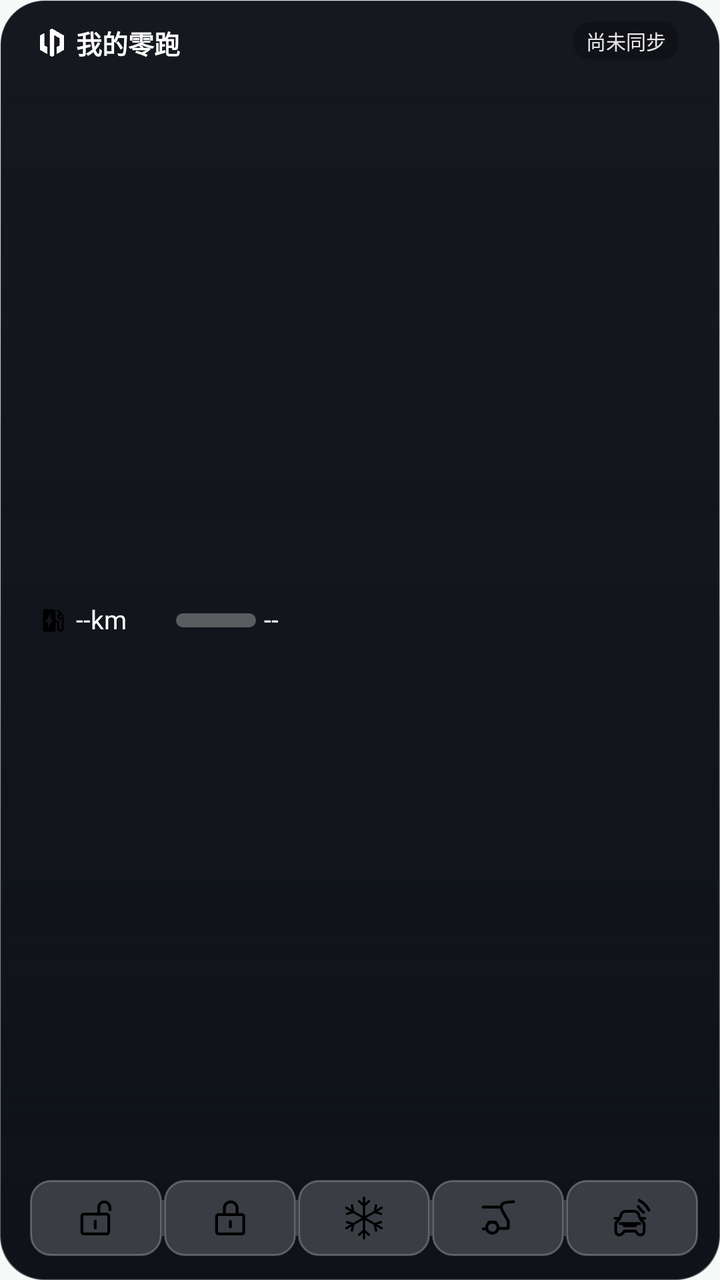
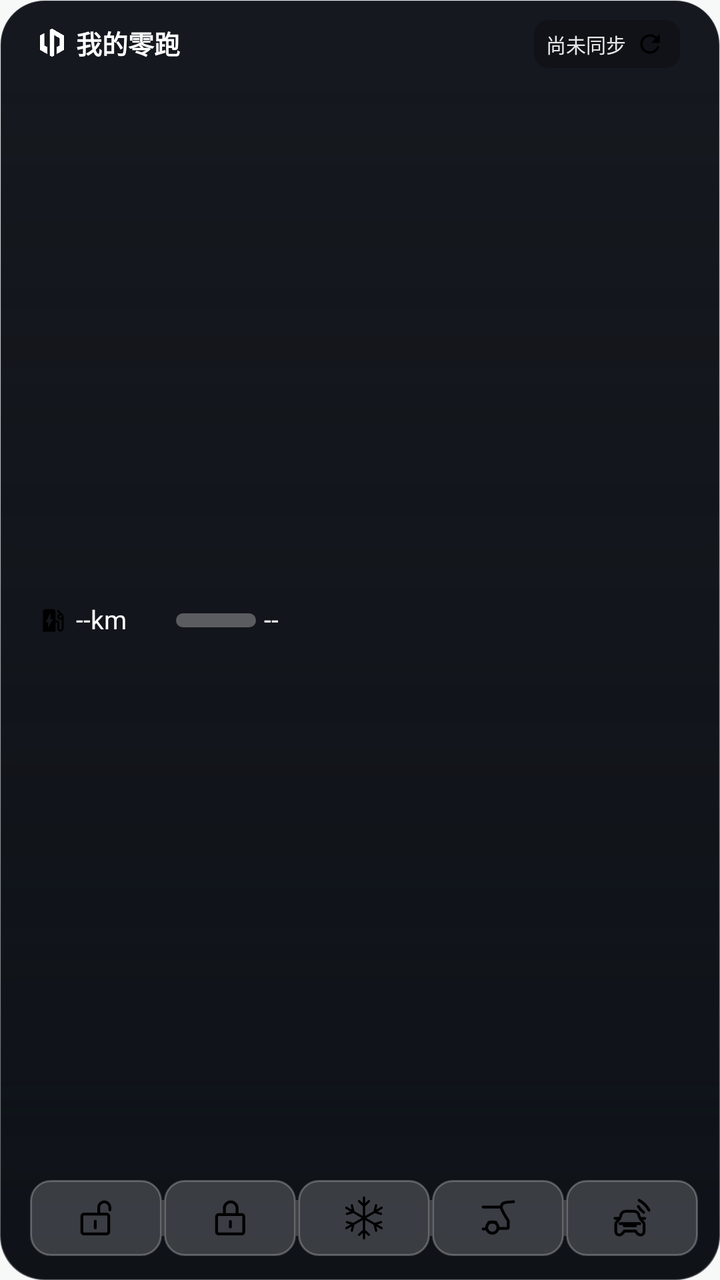

Compare the two renders of this Android layout. The source of the first and the diff that turns it into the second are given below.
<!-- AndroidManifest.xml: application theme Theme.LeapControl -->
<!-- res/layout/widget_d.xml -->
<?xml version="1.0" encoding="utf-8"?>
<FrameLayout xmlns:android="http://schemas.android.com/apk/res/android"
    android:id="@+id/wg_root"
    android:layout_width="match_parent"
    android:layout_height="match_parent"
    android:background="@drawable/widget_card_light"
    android:clipToOutline="true">

    <ImageView
        android:id="@+id/wg_bg"
        android:layout_width="match_parent"
        android:layout_height="match_parent"
        android:background="@drawable/widget_card_dark"
        android:clipToOutline="true"
        android:contentDescription="@null"
        android:scaleType="centerCrop" />

    <ImageView
        android:id="@+id/wg_scrim"
        android:layout_width="match_parent"
        android:layout_height="match_parent"
        android:background="@drawable/widget_d_scrim"
        android:contentDescription="@null" />

    <LinearLayout
        android:layout_width="match_parent"
        android:layout_height="match_parent"
        android:orientation="vertical"
        android:paddingStart="15dp"
        android:paddingTop="9dp"
        android:paddingEnd="11dp"
        android:paddingBottom="12dp">

        <LinearLayout
            android:id="@+id/wg_hero"
            android:layout_width="match_parent"
            android:layout_height="0dp"
            android:layout_weight="1"
            android:orientation="horizontal">

            <LinearLayout
                android:id="@+id/wg_info"
                android:layout_width="0dp"
                android:layout_height="match_parent"
                android:layout_weight="1.06"
                android:orientation="vertical">

                
                <LinearLayout
                    android:layout_width="match_parent"
                    android:layout_height="wrap_content"
                    android:layout_marginStart="4dp"
                    android:layout_marginTop="3dp"
                    android:gravity="center_vertical"
                    android:orientation="horizontal">

                    <ImageView
                        android:id="@+id/wg_logo"
                        android:layout_width="14dp"
                        android:layout_height="14dp"
                        android:layout_marginEnd="5dp"
                        android:contentDescription="@null"
                        android:scaleType="fitCenter"
                        android:src="@drawable/ic_leap_logo" />

                    <TextView
                        android:id="@+id/wg_title"
                        android:layout_width="0dp"
                        android:layout_height="wrap_content"
                        android:layout_weight="1"
                        android:ellipsize="end"
                        android:includeFontPadding="false"
                        android:maxLines="1"
                        android:text="我的零跑"
                        android:textColor="#FFFFFF"
                        android:textSize="13sp"
                        android:textStyle="bold" />
                </LinearLayout>

                
                <LinearLayout
                    android:layout_width="match_parent"
                    android:layout_height="0dp"
                    android:layout_marginStart="4dp"
                    android:layout_weight="1"
                    android:gravity="center_vertical"
                    android:orientation="vertical">

                    <LinearLayout
                        android:layout_width="match_parent"
                        android:layout_height="wrap_content"
                        android:gravity="center_vertical"
                        android:orientation="horizontal">

                        <ImageView
                            android:id="@+id/wg_ev_icon"
                            android:layout_width="15dp"
                            android:layout_height="15dp"
                            android:contentDescription="@null"
                            android:scaleType="fitCenter"
                            android:src="@drawable/ic_range_ev" />

                        <TextView
                            android:id="@+id/wg_ev_value"
                            android:layout_width="46dp"
                            android:layout_height="wrap_content"
                            android:layout_marginStart="4dp"
                            android:gravity="start"
                            android:includeFontPadding="false"
                            android:maxLines="1"
                            android:text="--km"
                            android:textColor="#FFFFFF"
                            android:textSize="13sp" />

                        <ProgressBar
                            android:id="@+id/wg_ev_bar"
                            style="?android:attr/progressBarStyleHorizontal"
                            android:layout_width="40dp"
                            android:layout_height="7dp"
                            android:layout_marginStart="4dp"
                            android:layout_marginEnd="4dp"
                            android:max="100"
                            android:progressDrawable="@drawable/widget_bar_ev_glass" />

                        <TextView
                            android:id="@+id/wg_ev_pct"
                            android:layout_width="wrap_content"
                            android:layout_height="wrap_content"
                            android:includeFontPadding="false"
                            android:maxLines="1"
                            android:text="--"
                            android:textColor="#FFFFFF"
                            android:textSize="13sp" />
                    </LinearLayout>

                    <LinearLayout
                        android:id="@+id/wg_fuel_row"
                        android:layout_width="match_parent"
                        android:layout_height="wrap_content"
                        android:layout_marginTop="6dp"
                        android:gravity="center_vertical"
                        android:orientation="horizontal"
                        android:visibility="gone">

                        <ImageView
                            android:id="@+id/wg_fuel_icon"
                            android:layout_width="15dp"
                            android:layout_height="15dp"
                            android:contentDescription="@null"
                            android:scaleType="fitCenter"
                            android:src="@drawable/ic_range_fuel" />

                        <TextView
                            android:id="@+id/wg_fuel_value"
                            android:layout_width="46dp"
                            android:layout_height="wrap_content"
                            android:layout_marginStart="4dp"
                            android:gravity="start"
                            android:includeFontPadding="false"
                            android:maxLines="1"
                            android:text="--km"
                            android:textColor="#FFFFFF"
                            android:textSize="13sp" />

                        <ProgressBar
                            android:id="@+id/wg_fuel_bar"
                            style="?android:attr/progressBarStyleHorizontal"
                            android:layout_width="40dp"
                            android:layout_height="7dp"
                            android:layout_marginStart="4dp"
                            android:layout_marginEnd="4dp"
                            android:max="100"
                            android:progressDrawable="@drawable/widget_bar_fuel_glass" />

                        <TextView
                            android:id="@+id/wg_fuel_pct"
                            android:layout_width="wrap_content"
                            android:layout_height="wrap_content"
                            android:includeFontPadding="false"
                            android:maxLines="1"
                            android:text="--"
                            android:textColor="#FFFFFF"
                            android:textSize="13sp" />
                    </LinearLayout>
                </LinearLayout>
            </LinearLayout>

            <FrameLayout
                android:id="@+id/wg_car_box"
                android:layout_width="0dp"
                android:layout_height="match_parent"
                android:layout_weight="1">

                <ImageView
                    android:id="@+id/wg_car"
                    android:layout_width="match_parent"
                    android:layout_height="match_parent"
                    android:contentDescription="车辆"
                    android:scaleType="fitCenter"
                    android:visibility="gone" />
            </FrameLayout>
        </LinearLayout>

        <LinearLayout
            android:id="@+id/wg_act_row"
            android:layout_width="match_parent"
            android:layout_height="38dp"
            android:orientation="horizontal">

            <LinearLayout
                android:id="@+id/wg_cell_unlock"
                android:layout_width="0dp"
                android:layout_height="match_parent"
                android:layout_weight="1"
                android:background="@drawable/widget_cell_d"
                android:clickable="true"
                android:focusable="true">

                <ImageView
                    android:id="@+id/wg_icon_unlock"
                    android:layout_width="match_parent"
                    android:layout_height="match_parent"
                    android:contentDescription="解锁"
                    android:padding="6dp"
                    android:scaleType="fitCenter"
                    android:src="@drawable/ic_qc_unlock" />
            </LinearLayout>

            <ImageView
                android:layout_width="1dp"
                android:layout_height="18dp"
                android:layout_gravity="center_vertical"
                android:background="#33FFFFFF"
                android:contentDescription="@null" />

            <LinearLayout
                android:id="@+id/wg_cell_lock"
                android:layout_width="0dp"
                android:layout_height="match_parent"
                android:layout_weight="1"
                android:background="@drawable/widget_cell_d"
                android:clickable="true"
                android:focusable="true">

                <ImageView
                    android:id="@+id/wg_icon_lock"
                    android:layout_width="match_parent"
                    android:layout_height="match_parent"
                    android:contentDescription="上锁"
                    android:padding="6dp"
                    android:scaleType="fitCenter"
                    android:src="@drawable/ic_qc_lock" />
            </LinearLayout>

            <ImageView
                android:layout_width="1dp"
                android:layout_height="18dp"
                android:layout_gravity="center_vertical"
                android:background="#33FFFFFF"
                android:contentDescription="@null" />

            <LinearLayout
                android:id="@+id/wg_cell_ac"
                android:layout_width="0dp"
                android:layout_height="match_parent"
                android:layout_weight="1"
                android:background="@drawable/widget_cell_d"
                android:clickable="true"
                android:focusable="true">

                <ImageView
                    android:id="@+id/wg_icon_ac"
                    android:layout_width="match_parent"
                    android:layout_height="match_parent"
                    android:contentDescription="空调"
                    android:padding="6dp"
                    android:scaleType="fitCenter"
                    android:src="@drawable/ic_qc_ac" />
            </LinearLayout>

            <ImageView
                android:layout_width="1dp"
                android:layout_height="18dp"
                android:layout_gravity="center_vertical"
                android:background="#33FFFFFF"
                android:contentDescription="@null" />

            <LinearLayout
                android:id="@+id/wg_cell_trunk"
                android:layout_width="0dp"
                android:layout_height="match_parent"
                android:layout_weight="1"
                android:background="@drawable/widget_cell_d"
                android:clickable="true"
                android:focusable="true">

                <ImageView
                    android:id="@+id/wg_icon_trunk"
                    android:layout_width="match_parent"
                    android:layout_height="match_parent"
                    android:contentDescription="后备箱"
                    android:padding="6dp"
                    android:scaleType="fitCenter"
                    android:src="@drawable/ic_qc_trunk" />
            </LinearLayout>

            <ImageView
                android:layout_width="1dp"
                android:layout_height="18dp"
                android:layout_gravity="center_vertical"
                android:background="#33FFFFFF"
                android:contentDescription="@null" />

            <LinearLayout
                android:id="@+id/wg_cell_horn"
                android:layout_width="0dp"
                android:layout_height="match_parent"
                android:layout_weight="1"
                android:background="@drawable/widget_cell_d"
                android:clickable="true"
                android:focusable="true">

                <ImageView
                    android:id="@+id/wg_icon_horn"
                    android:layout_width="match_parent"
                    android:layout_height="match_parent"
                    android:contentDescription="鸣笛寻车"
                    android:padding="6dp"
                    android:scaleType="fitCenter"
                    android:src="@drawable/ic_qc_horn" />
            </LinearLayout>
        </LinearLayout>
    </LinearLayout>

    
    <TextView
        android:id="@+id/wg_time"
        android:layout_width="wrap_content"
        android:layout_height="wrap_content"
        android:layout_gravity="top|end"
        android:layout_marginTop="11dp"
        android:layout_marginEnd="21dp"
        android:background="@drawable/widget_time_pill"
        android:ellipsize="end"
        android:includeFontPadding="false"
        android:maxLines="1"
        android:paddingStart="6dp"
        android:paddingTop="2dp"
        android:paddingEnd="6dp"
        android:paddingBottom="2dp"
        android:text="尚未同步"
        android:textColor="#E6FFFFFF"
        android:textSize="10sp" />
</FrameLayout>
<!-- resources referenced by this layout -->
<resources>
  <!-- drawable widget_bar_ev_glass (drawable) -->
  <?xml version="1.0" encoding="utf-8"?>
  <layer-list xmlns:android="http://schemas.android.com/apk/res/android">
      <item android:id="@android:id/background">
          <shape android:shape="rectangle">
              <corners android:radius="3.5dp" />
              <solid android:color="#4DFFFFFF" />
          </shape>
      </item>
      <item android:id="@android:id/progress">
          <clip>
              <shape android:shape="rectangle">
                  <corners android:radius="3.5dp" />
                  <solid android:color="#3DD68C" />
              </shape>
          </clip>
      </item>
  </layer-list>
  <!-- drawable widget_bar_fuel_glass (drawable) -->
  <?xml version="1.0" encoding="utf-8"?>
  <layer-list xmlns:android="http://schemas.android.com/apk/res/android">
      <item android:id="@android:id/background">
          <shape android:shape="rectangle">
              <corners android:radius="3.5dp" />
              <solid android:color="#4DFFFFFF" />
          </shape>
      </item>
      <item android:id="@android:id/progress">
          <clip>
              <shape android:shape="rectangle">
                  <corners android:radius="3.5dp" />
                  <solid android:color="#5AA9FF" />
              </shape>
          </clip>
      </item>
  </layer-list>
  <!-- drawable widget_card_dark (drawable) -->
  <?xml version="1.0" encoding="utf-8"?>
  <shape xmlns:android="http://schemas.android.com/apk/res/android"
      android:shape="rectangle">
      <solid android:color="#15181E" />
      <corners android:radius="22dp" />
      <stroke
          android:width="0.8dp"
          android:color="#1AFFFFFF" />
  </shape>
  <!-- drawable widget_card_light (drawable) -->
  <?xml version="1.0" encoding="utf-8"?>
  <shape xmlns:android="http://schemas.android.com/apk/res/android"
      android:shape="rectangle">
      <solid android:color="#FCFDFE" />
      <corners android:radius="22dp" />
      <stroke
          android:width="0.8dp"
          android:color="#1A1A2030" />
  </shape>
  <!-- drawable widget_cell_d (drawable) -->
  <?xml version="1.0" encoding="utf-8"?>
  <ripple xmlns:android="http://schemas.android.com/apk/res/android"
      android:color="#33FFFFFF">
      <item>
          <shape android:shape="rectangle">
              <solid android:color="#2EFFFFFF" />
              <corners android:radius="10dp" />
              <stroke
                  android:width="1dp"
                  android:color="#40FFFFFF" />
          </shape>
      </item>
  </ripple>
  <!-- drawable widget_d_scrim (drawable) -->
  <?xml version="1.0" encoding="utf-8"?>
  <shape xmlns:android="http://schemas.android.com/apk/res/android"
      android:shape="rectangle">
      <gradient
          android:angle="270"
          android:endColor="#9E0A0E14"
          android:startColor="#000A0E14" />
  </shape>
  <!-- drawable widget_time_pill (drawable) -->
  <?xml version="1.0" encoding="utf-8"?>
  <shape xmlns:android="http://schemas.android.com/apk/res/android"
      android:shape="rectangle">
      <solid android:color="#40000000" />
      <corners android:radius="7dp" />
  </shape>
  <style name="Theme.LeapControl" parent="android:Theme.Material.Light.NoActionBar">
          <item name="android:statusBarColor">@android:color/transparent</item>
          <item name="android:navigationBarColor">@android:color/transparent</item>
          <item name="android:windowLightStatusBar">true</item>
          <item name="android:windowBackground">#FFF7F9F8</item>
      </style>
  <!-- unchanged entries left out for length: 8 -->
</resources>

<!-- the commit's change to res/layout/widget_d.xml (unified diff, before → after) -->
@@ -333,22 +333,44 @@
     </LinearLayout>
 
     
-    <TextView
-        android:id="@+id/wg_time"
+    <LinearLayout
+        android:id="@+id/wg_status_row"
         android:layout_width="wrap_content"
         android:layout_height="wrap_content"
         android:layout_gravity="top|end"
-        android:layout_marginTop="11dp"
-        android:layout_marginEnd="21dp"
+        android:layout_marginTop="10dp"
+        android:layout_marginEnd="20dp"
         android:background="@drawable/widget_time_pill"
-        android:ellipsize="end"
-        android:includeFontPadding="false"
-        android:maxLines="1"
+        android:gravity="center_vertical|end"
+        android:orientation="horizontal"
         android:paddingStart="6dp"
         android:paddingTop="2dp"
-        android:paddingEnd="6dp"
-        android:paddingBottom="2dp"
-        android:text="尚未同步"
-        android:textColor="#E6FFFFFF"
-        android:textSize="10sp" />
+        android:paddingEnd="5dp"
+        android:paddingBottom="2dp">
+
+        <TextView
+            android:id="@+id/wg_time"
+            android:layout_width="wrap_content"
+            android:layout_height="wrap_content"
+            android:ellipsize="end"
+            android:includeFontPadding="false"
+            android:maxLines="1"
+            android:maxWidth="118dp"
+            android:text="尚未同步"
+            android:textColor="#E6FFFFFF"
+            android:textSize="10sp" />
+
+        
+        <ImageView
+            android:id="@+id/wg_refresh"
+            android:layout_width="20dp"
+            android:layout_height="20dp"
+            android:layout_marginStart="2dp"
+            android:clickable="true"
+            android:contentDescription="刷新车况"
+            android:focusable="true"
+            android:padding="2.5dp"
+            android:scaleType="fitCenter"
+            android:src="@drawable/ic_widget_refresh" />
+    </LinearLayout>
 </FrameLayout>
<!-- resource entries referenced after the edit -->
@@ -1,5 +1,16 @@
 <!-- resources referenced by this layout -->
 <resources>
+  <!-- drawable ic_widget_refresh (drawable) -->
+  <?xml version="1.0" encoding="utf-8"?>
+  <vector xmlns:android="http://schemas.android.com/apk/res/android"
+      android:width="24dp"
+      android:height="24dp"
+      android:viewportWidth="24"
+      android:viewportHeight="24">
+      <path
+          android:fillColor="#FF000000"
+          android:pathData="M17.65 6.35C16.2 4.9 14.21 4 12 4c-4.42 0-7.99 3.58-8 8s3.57 8 8 8c3.73 0 6.84-2.55 7.73-6h-2.08c-.82 2.33-3.04 4-5.65 4-3.31 0-6-2.69-6-6s2.69-6 6-6c1.66 0 3.14 0.69 4.22 1.78L13 11h7V4l-2.35 2.35z" />
+  </vector>
   <!-- drawable widget_bar_ev_glass (drawable) -->
   <?xml version="1.0" encoding="utf-8"?>
   <layer-list xmlns:android="http://schemas.android.com/apk/res/android">
